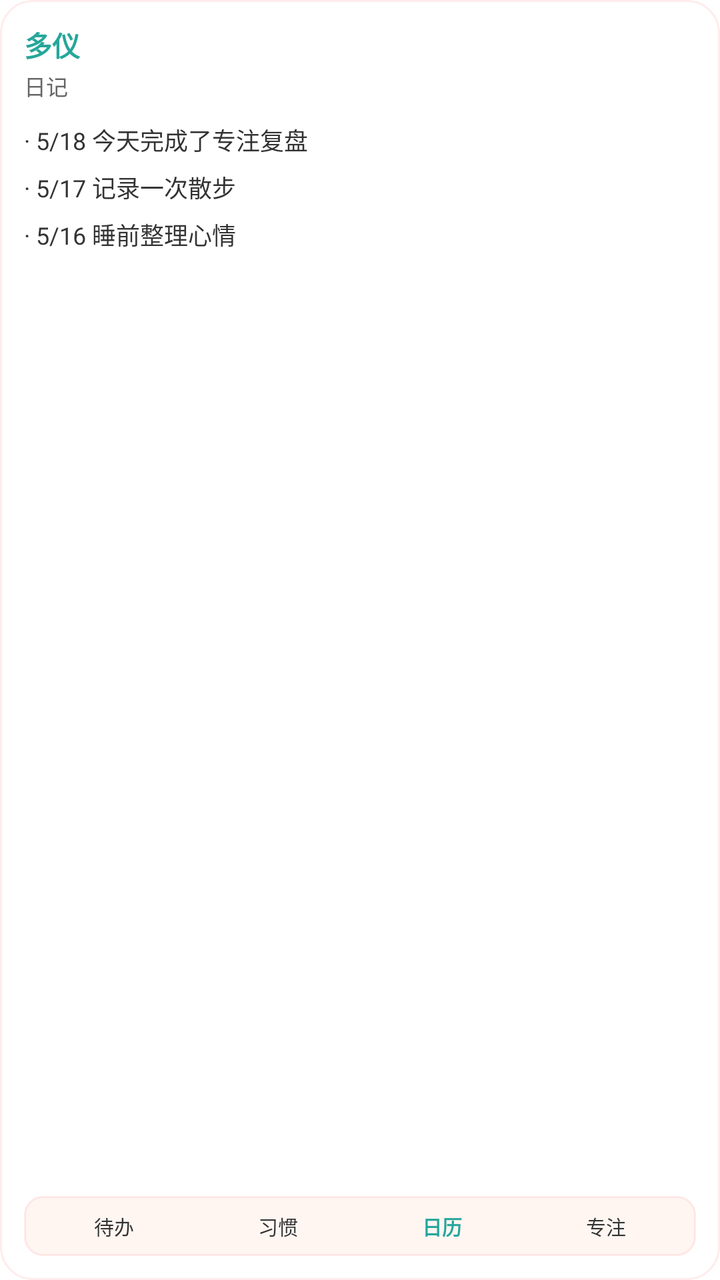
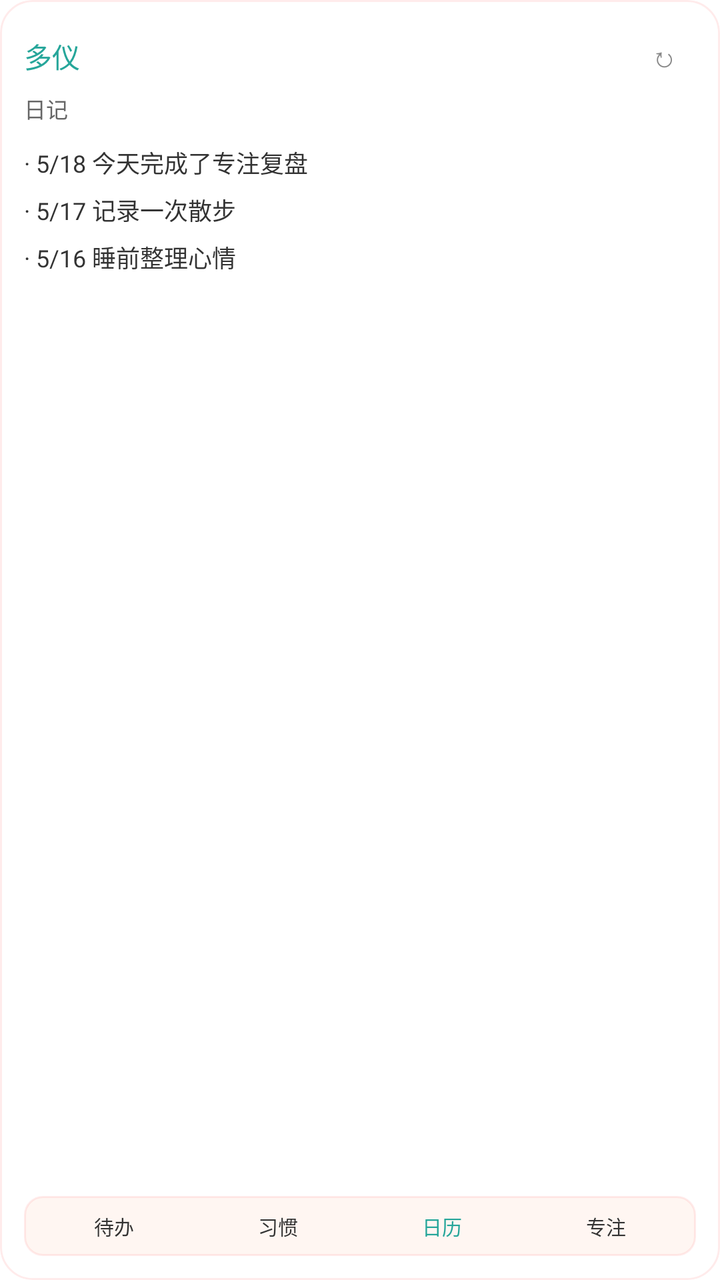

Screens rendered from an Android XML layout before and after an edit, with the pre-edit source and the edit as a unified diff.
<!-- AndroidManifest.xml: fallback theme Theme.MaterialComponents.DayNight.NoActionBar -->
<!-- res/layout/duoyi_diary_widget.xml -->
<?xml version="1.0" encoding="utf-8"?>
<FrameLayout xmlns:android="http://schemas.android.com/apk/res/android"
    android:id="@+id/widget_diary_root"
    android:layout_width="match_parent"
    android:layout_height="match_parent"
    android:background="@drawable/widget_bg_round_16"
    android:clipToOutline="true"
    android:outlineProvider="background">

    <ImageView
        android:id="@+id/widget_theme_background"
        android:layout_width="match_parent"
        android:layout_height="match_parent"
        android:contentDescription="@null"
        android:scaleType="centerCrop"
        android:visibility="gone" />

    <TextView
        android:id="@+id/widget_theme_overlay"
        android:layout_width="match_parent"
        android:layout_height="match_parent"
        android:maxLines="1"
        android:ellipsize="end"
        android:visibility="gone" />

    <LinearLayout
        android:layout_width="match_parent"
        android:layout_height="match_parent"
        android:orientation="vertical"
        android:padding="12dp">

    <TextView
        android:id="@+id/widget_diary_title"
        android:layout_width="match_parent"
        android:layout_height="wrap_content"
        android:ellipsize="end"
        android:maxLines="1"
        android:text="多仪"
        android:textColor="#26A69A"
        android:textSize="14sp"
        android:textStyle="bold" />

    <TextView
        android:id="@+id/widget_diary_subtitle"
        android:layout_width="match_parent"
        android:layout_height="wrap_content"
        android:layout_marginTop="2dp"
        android:ellipsize="end"
        android:maxLines="1"
        android:text="日记"
        android:textColor="#666666"
        android:textSize="11sp" />

    <LinearLayout
        android:layout_width="match_parent"
        android:layout_height="0dp"
        android:layout_weight="1"
        android:layout_marginTop="10dp"
        android:orientation="vertical">

        <TextView
            android:id="@+id/widget_diary_1"
            android:layout_width="match_parent"
            android:layout_height="wrap_content"
            android:ellipsize="end"
            android:maxLines="1"
            android:text="· 5/18 今天完成了专注复盘"
            android:textColor="#333333"
            android:textSize="12sp" />

        <TextView
            android:id="@+id/widget_diary_2"
            android:layout_width="match_parent"
            android:layout_height="wrap_content"
            android:layout_marginTop="6dp"
            android:ellipsize="end"
            android:maxLines="1"
            android:text="· 5/17 记录一次散步"
            android:textColor="#333333"
            android:textSize="12sp" />

        <TextView
            android:id="@+id/widget_diary_3"
            android:layout_width="match_parent"
            android:layout_height="wrap_content"
            android:layout_marginTop="6dp"
            android:ellipsize="end"
            android:maxLines="1"
            android:text="· 5/16 睡前整理心情"
            android:textColor="#333333"
            android:textSize="12sp" />
    </LinearLayout>

    <LinearLayout
        android:id="@+id/widget_diary_bottom_nav"
        android:layout_width="match_parent"
        android:layout_height="30dp"
        android:layout_marginTop="8dp"
        android:background="@drawable/widget_nav_bg"
        android:gravity="center"
        android:orientation="horizontal"
        android:paddingLeft="4dp"
        android:paddingRight="4dp"
        android:weightSum="4">

        <TextView
            android:id="@+id/widget_diary_nav_todo"
            android:layout_width="0dp"
            android:layout_height="match_parent"
            android:layout_weight="1"
            android:gravity="center"
            android:ellipsize="end"
            android:maxLines="1"
            android:text="待办"
            android:textColor="#333333"
            android:textSize="10sp" />

        <TextView
            android:id="@+id/widget_diary_nav_habit"
            android:layout_width="0dp"
            android:layout_height="match_parent"
            android:layout_weight="1"
            android:gravity="center"
            android:ellipsize="end"
            android:maxLines="1"
            android:text="习惯"
            android:textColor="#333333"
            android:textSize="10sp" />

        <TextView
            android:id="@+id/widget_diary_nav_calendar"
            android:layout_width="0dp"
            android:layout_height="match_parent"
            android:layout_weight="1"
            android:gravity="center"
            android:ellipsize="end"
            android:maxLines="1"
            android:text="日历"
            android:textColor="#26A69A"
            android:textSize="10sp"
            android:textStyle="bold" />

        <TextView
            android:id="@+id/widget_diary_nav_focus"
            android:layout_width="0dp"
            android:layout_height="match_parent"
            android:layout_weight="1"
            android:gravity="center"
            android:ellipsize="end"
            android:maxLines="1"
            android:text="专注"
            android:textColor="#333333"
            android:textSize="10sp" />
    </LinearLayout>
    </LinearLayout>
</FrameLayout>
<!-- resources referenced by this layout -->
<resources>
  <!-- drawable widget_bg_round_16 (drawable) -->
  <?xml version="1.0" encoding="utf-8"?>
  <shape xmlns:android="http://schemas.android.com/apk/res/android"
      android:shape="rectangle">
      <corners android:radius="16dp" />
      <solid android:color="#FFFFFFFF" />
      <stroke android:width="1dp" android:color="#22FF6B6B" />
  </shape>
  <!-- drawable widget_nav_bg (drawable) -->
  <?xml version="1.0" encoding="utf-8"?>
  <shape xmlns:android="http://schemas.android.com/apk/res/android"
      android:shape="rectangle">
      <corners android:radius="9dp" />
      <solid android:color="#FFFFF6F2" />
      <stroke android:width="1dp" android:color="#22FF6B6B" />
  </shape>
</resources>

<!-- the commit's change to res/layout/duoyi_diary_widget.xml (unified diff, before → after) -->
@@ -29,16 +29,35 @@
         android:orientation="vertical"
         android:padding="12dp">
 
-    <TextView
-        android:id="@+id/widget_diary_title"
+    <LinearLayout
         android:layout_width="match_parent"
         android:layout_height="wrap_content"
-        android:ellipsize="end"
-        android:maxLines="1"
-        android:text="多仪"
-        android:textColor="#26A69A"
-        android:textSize="14sp"
-        android:textStyle="bold" />
+        android:gravity="center_vertical"
+        android:orientation="horizontal">
+
+        <TextView
+            android:id="@+id/widget_diary_title"
+            android:layout_width="0dp"
+            android:layout_height="wrap_content"
+            android:layout_weight="1"
+            android:ellipsize="end"
+            android:maxLines="1"
+            android:text="多仪"
+            android:textColor="#26A69A"
+            android:textSize="14sp" />
+
+        <TextView
+            android:id="@+id/widget_refresh"
+            android:layout_width="32dp"
+            android:layout_height="32dp"
+            android:contentDescription="刷新小组件"
+            android:ellipsize="end"
+            android:gravity="center"
+            android:maxLines="1"
+            android:text="↻"
+            android:textColor="#888888"
+            android:textSize="14sp" />
+    </LinearLayout>
 
     <TextView
         android:id="@+id/widget_diary_subtitle"
@@ -137,8 +156,7 @@
             android:maxLines="1"
             android:text="日历"
             android:textColor="#26A69A"
-            android:textSize="10sp"
-            android:textStyle="bold" />
+            android:textSize="10sp" />
 
         <TextView
             android:id="@+id/widget_diary_nav_focus"
